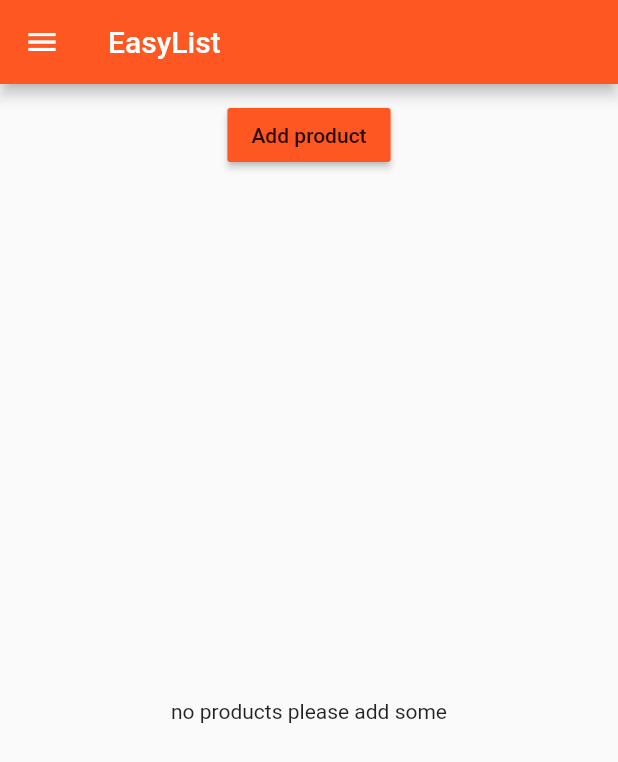
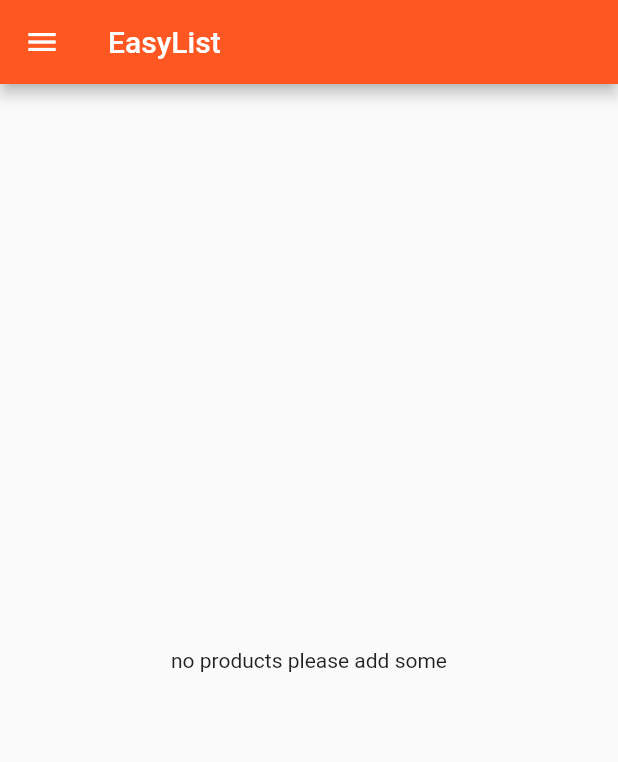
Before and after one commit to Pupye/UdemyProjCap, a Flutter app: the screen it shows after launch, on a phone screen of 412 x 824 dp. Shown: the top 762 px of the screen. Run offline on Flutter 3.47's test engine with Material 2 defaults, Android fonts, the phone set to English and light mode, and no system bars.

```diff
--- a/lib/main.dart
+++ b/lib/main.dart
@@ -42,8 +42,8 @@ class _MyAppState extends State<MyApp> {
       ),
       // home: AuthPage(),
       routes: {
-        '/': (context) => ProductsPage(_products, _addProducts, _deleteProduct),
-        '/admin': (context) => AdminProduct()
+        '/': (context) => ProductsPage(_products),
+        '/admin': (context) => AdminProduct(_addProducts, _deleteProduct)
       },
       onGenerateRoute: (RouteSettings settings) {
         final List<String> pathElements = settings.name.split('/');
@@ -61,11 +61,12 @@ class _MyAppState extends State<MyApp> {
             //to pass data between widgets
           );
         }
+        return null;
       },
       onUnknownRoute: (RouteSettings settings) {
         return MaterialPageRoute(
             builder: (context) =>
-                ProductsPage(_products, _addProducts, _deleteProduct));
+                ProductsPage(_products));
       },
     ); //here we use named arguments
   }
--- a/lib/pages/product.dart
+++ b/lib/pages/product.dart
@@ -49,7 +49,6 @@ class ProductPage extends StatelessWidget {
               children: <Widget>[
                 Image.asset(imageURL),
                 Container(
-                    color: Theme.of(context).accentColor,
                     padding: EdgeInsets.all(10.0),
                     child: Text(title)),
                 RaisedButton(
--- a/lib/pages/products.dart
+++ b/lib/pages/products.dart
@@ -4,10 +4,8 @@ import '../product_manager.dart';
 
 class ProductsPage extends StatelessWidget {
   final List<Map> products;
-  final Function addProduct;
-  final Function deleteProduct;
 
-  ProductsPage(this.products, this.addProduct, this.deleteProduct);
+  ProductsPage(this.products);
 
   @override
   Widget build(BuildContext context) {
@@ -30,7 +28,7 @@ class ProductsPage extends StatelessWidget {
         title: Text('EasyList'),
       ),
       body: ProductManager(
-        products, addProduct, deleteProduct
+        products
       ),
     );
   }
--- a/lib/product_control.dart
+++ /dev/null
@@ -1,18 +0,0 @@
-import 'package:flutter/material.dart';
-
-class ProductControl extends StatelessWidget {
-  final Function addProduct;
-
-  ProductControl(this.addProduct);
-
-  @override
-  Widget build(BuildContext context) {
-    return RaisedButton(
-      color: Theme.of(context).primaryColor,
-      onPressed: () {
-        addProduct({'title': 'Chocolate', 'image': 'assets/zhoka.jpg'});
-      },
-      child: Text('Add product'),
-    );
-  }
-}
--- a/lib/product_manager.dart
+++ b/lib/product_manager.dart
@@ -1,15 +1,14 @@
 import 'package:flutter/material.dart';
 
 import 'package:hello_world/products.dart';
-import 'product_control.dart';
+
 
 //connecting widget connects button(product controll) with text
 class ProductManager extends StatelessWidget {
   final List<Map> products;
-  final Function addProduct;
-  final Function deleteProduct;
 
-  ProductManager(this.products, this.addProduct, this.deleteProduct);
+
+  ProductManager(this.products);
 
    //this field is unique and
   //instantiated when object created
@@ -30,13 +29,7 @@ class ProductManager extends StatelessWidget {
   @override
   Widget build(BuildContext context) {
     return Column(children: [
-      Container(
-        margin: EdgeInsets.all(10.0),
-        child: ProductControl(
-            addProduct), //passing down a refernce to a function that
-        // executes in parent. like javaScript closure
-      ),
-      Expanded(child: Products(products, deleteProduct: deleteProduct))
+      Expanded(child: Products(products)),
     ]);
   }
 }
--- a/lib/products.dart
+++ b/lib/products.dart
@@ -7,8 +7,7 @@ import 'package:flutter/material.dart';
 
 class Products extends StatelessWidget {
   final List<Map> products;
-  final Function deleteProduct;
-  Products(this.products, {this.deleteProduct});
+  Products(this.products);
 
   Widget _buildProductItem(context, int index) {
     return Card(
@@ -22,11 +21,7 @@ class Products extends StatelessWidget {
           ButtonBar(alignment: MainAxisAlignment.center, children: <Widget>[
             FlatButton(
               child: Text('Details'),
-              onPressed: () => Navigator.pushNamed<bool>(context, '/products/'+index.toString()).then((bool value) {
-                    if (value) {
-                      deleteProduct(index);
-                    }
-                  }),
+              onPressed: () => Navigator.pushNamed<bool>(context, '/products/'+index.toString())
             ),
           ]),
         ],
```
Also changed, not shown: lib/pages/admin_product.dart (+6 -1 lines), lib/pages/product_create.dart (+18 -9 lines).
